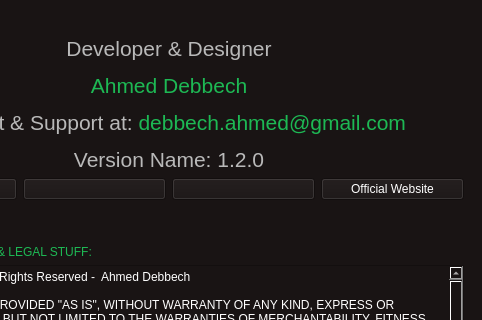
Old version of the form mutak/mainwindow.ui in the repository ahmed-debbech/mutak; both pictures show x 144 to 626 and y 169 to 489 of the 626 by 734 pixel window.
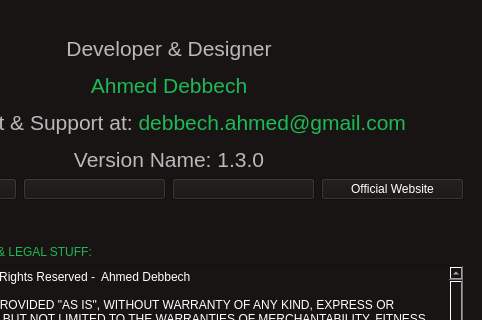
New version of the form. The open tabs and pages were chosen to show the change.

What changed in the file:
```diff
--- a/mutak/mainwindow.ui
+++ b/mutak/mainwindow.ui
@@ -1040,7 +1040,7 @@
            <string notr="true">font: bold 18pt  '://resources/fonts/Gotham-UltraItalic.otf';</string>
           </property>
           <property name="text">
-           <string>&lt;html&gt;&lt;head/&gt;&lt;body&gt;&lt;p align=&quot;center&quot;&gt;&lt;span style=&quot; font-size:16pt; color:#b9b9b9;&quot;&gt;Developer &amp;amp; Designer&lt;/span&gt;&lt;/p&gt;&lt;p align=&quot;center&quot;&gt;&lt;span style=&quot; font-size:16pt; color:#1db954;&quot;&gt;Ahmed Debbech&lt;/span&gt;&lt;/p&gt;&lt;p align=&quot;center&quot;&gt;&lt;span style=&quot; font-size:16pt; color:#b9b9b9;&quot;&gt;Contact &amp;amp; Support at: &lt;/span&gt;&lt;span style=&quot; font-size:16pt; color:#1db954;&quot;&gt;debbech.ahmed@gmail.com&lt;/span&gt;&lt;/p&gt;&lt;p align=&quot;center&quot;&gt;&lt;span style=&quot; font-size:16pt; color:#b9b9b9;&quot;&gt;Version Name: 1.2.0&lt;/span&gt;&lt;/p&gt;&lt;/body&gt;&lt;/html&gt;</string>
+           <string>&lt;html&gt;&lt;head/&gt;&lt;body&gt;&lt;p align=&quot;center&quot;&gt;&lt;span style=&quot; font-size:16pt; color:#b9b9b9;&quot;&gt;Developer &amp;amp; Designer&lt;/span&gt;&lt;/p&gt;&lt;p align=&quot;center&quot;&gt;&lt;span style=&quot; font-size:16pt; color:#1db954;&quot;&gt;Ahmed Debbech&lt;/span&gt;&lt;/p&gt;&lt;p align=&quot;center&quot;&gt;&lt;span style=&quot; font-size:16pt; color:#b9b9b9;&quot;&gt;Contact &amp;amp; Support at: &lt;/span&gt;&lt;span style=&quot; font-size:16pt; color:#1db954;&quot;&gt;debbech.ahmed@gmail.com&lt;/span&gt;&lt;/p&gt;&lt;p align=&quot;center&quot;&gt;&lt;span style=&quot; font-size:16pt; color:#b9b9b9;&quot;&gt;Version Name: 1.3.0&lt;/span&gt;&lt;/p&gt;&lt;/body&gt;&lt;/html&gt;</string>
           </property>
          </widget>
         </item>
```
